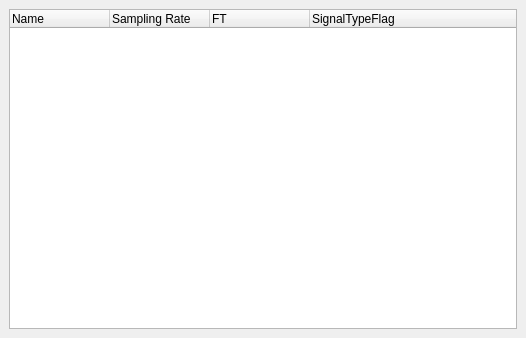
Old version of the form src/config_widget/signal_info_dock_widget.ui in the repository tools4BCI/TiA-Scope.
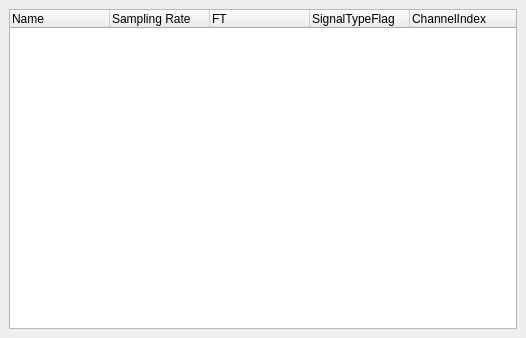
New version of the form.

```diff
--- a/src/config_widget/signal_info_dock_widget.ui
+++ b/src/config_widget/signal_info_dock_widget.ui
@@ -43,6 +43,11 @@
         <string notr="true">SignalTypeFlag</string>
        </property>
       </column>
+      <column>
+       <property name="text">
+        <string>ChannelIndex</string>
+       </property>
+      </column>
      </widget>
     </item>
    </layout>
```
